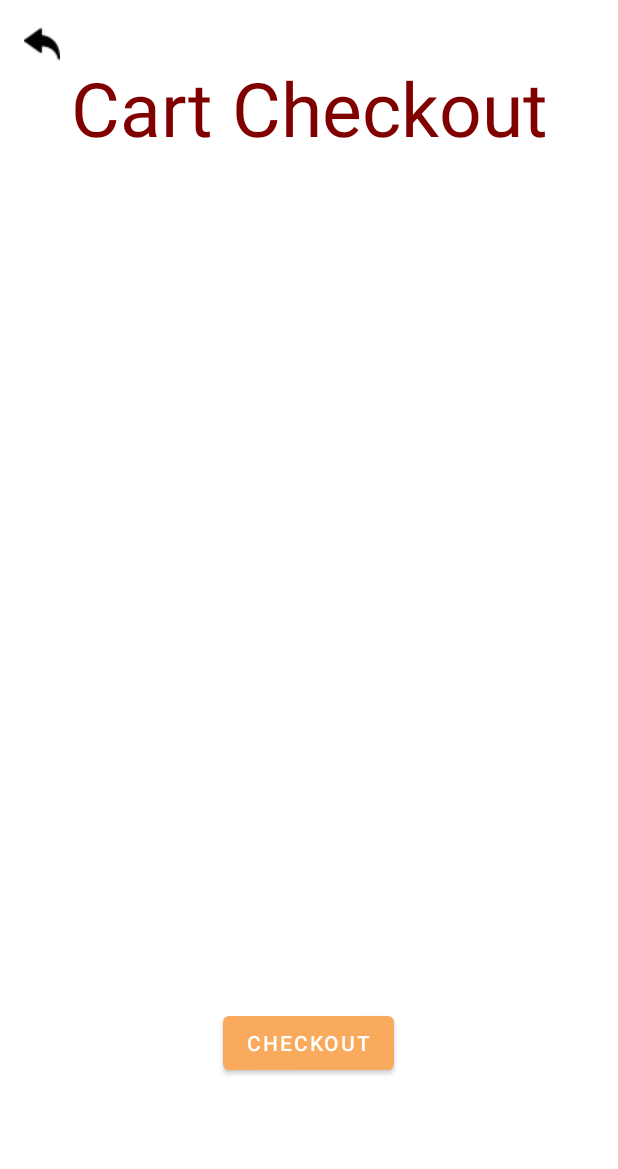
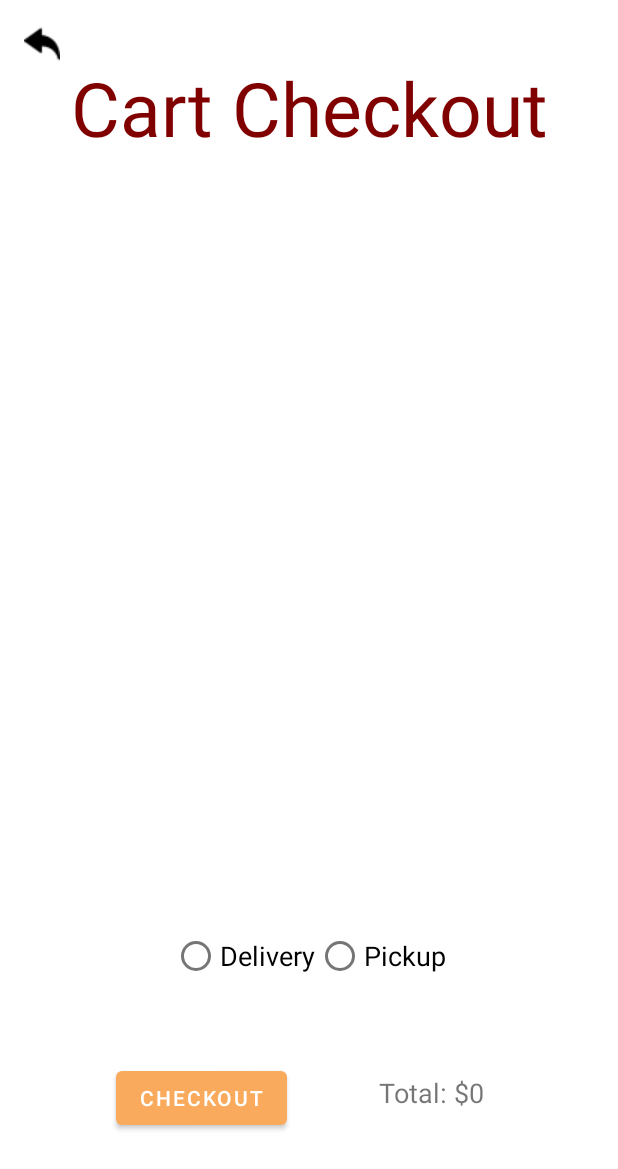
Before and after one commit to Mhmdbaba/CSC599_Dekanji, an Android app: the Cart screen opened directly, with no data from a screen before it, on a phone screen of 412 x 824 dp. Shown: the top 1169 px of the screen. Run offline under Robolectric (Android 15) with nearby library versions, the phone set to English and light mode, and no system bars; 3 statements that could not run were skipped.

Commit message:
commit 53

```diff
--- a/app/src/main/java/com/example/dekanji/Cart.java
+++ b/app/src/main/java/com/example/dekanji/Cart.java
@@ -9,6 +9,8 @@ import android.os.Bundle;
 import android.view.View;
 import android.widget.ArrayAdapter;
 import android.widget.Button;
+import android.widget.RadioButton;
+import android.widget.RadioGroup;
 import android.widget.TextView;
 import android.widget.Toast;
 
@@ -20,8 +22,10 @@ public class Cart extends AppCompatActivity implements MyAdapterSD.OnNoteListene
     RecyclerView cartView;
     MyAdapterSD myAdapterSD;
 
-    TextView tv_emptyCart;
+    TextView tv_emptyCart, tv_total;
     Button btn_checkout;
+    RadioGroup rg_method;
+    RadioButton checked_rb;
 
 
     @Override
@@ -30,16 +34,27 @@ public class Cart extends AppCompatActivity implements MyAdapterSD.OnNoteListene
         setContentView(R.layout.activity_cart);
         tv_emptyCart = findViewById(R.id.tv_emptyCart);
         btn_checkout = findViewById(R.id.btn_checkout);
+        rg_method = findViewById(R.id.rg_orderMethod);
+        tv_total = findViewById(R.id.tv_total);
+
 
         //get products selected by the buyer
         cart = (ArrayList<Products>) getIntent().getSerializableExtra("productsList");
         if (cart.isEmpty()) {
             tv_emptyCart.setVisibility(View.VISIBLE);
             btn_checkout.setVisibility(View.INVISIBLE);
+            rg_method.setVisibility(View.GONE);
         }
         else {
             tv_emptyCart.setVisibility(View.GONE);
             btn_checkout.setVisibility(View.VISIBLE);
+            rg_method.setVisibility(View.VISIBLE);
+            int t = 0;
+            for (int i = 0; i < cart.size(); i++) {
+                t += Integer.parseInt(cart.get(i).getPrice());
+            }
+
+            tv_total.setText("Total: $" +t);
         }
 
 //        Toast.makeText(this, cart.get(0).getProductName(), Toast.LENGTH_SHORT).show();
@@ -51,6 +66,16 @@ public class Cart extends AppCompatActivity implements MyAdapterSD.OnNoteListene
         myAdapterSD = new MyAdapterSD(this, cart, this);
         cartView.setAdapter(myAdapterSD);
 
+    }
+
+    public void Button (View view) {
+        Button btn = (Button) view;
+
+        if (btn.getTag().toString().equalsIgnoreCase("checkout")){
+            checked_rb = (RadioButton) findViewById(rg_method.getCheckedRadioButtonId());
+
+            String orderMethod = checked_rb.getText().toString();
+        }
     }
 
     public void ImgButton (View view) {
--- /dev/null
+++ b/app/src/main/java/com/example/dekanji/Order.java
@@ -0,0 +1,4 @@
+package com.example.dekanji;
+
+public class Order {
+}
--- a/app/src/main/java/com/example/dekanji/StoreDisplay.java
+++ b/app/src/main/java/com/example/dekanji/StoreDisplay.java
@@ -128,10 +128,7 @@ public class StoreDisplay extends AppCompatActivity implements MyAdapterSD.OnNot
     @Override
     public void onNoteClick(int position) { //see what will happen
         Products p = arrayList.get(position);
-        Toast.makeText(this, p.getProductName(), Toast.LENGTH_SHORT).show();
+        Toast.makeText(this, "Added to cart: " + p.getProductName(), Toast.LENGTH_SHORT).show();
         CartList.add(p);
-//        Intent intent = new Intent(this, ItemDisplay.class);
-//        intent.putExtra("EDIT",p);
-//        startActivity(intent);
     }
 }
--- a/app/src/main/res/layout/activity_cart.xml
+++ b/app/src/main/res/layout/activity_cart.xml
@@ -54,16 +54,56 @@
         app:layout_constraintTop_toTopOf="parent"
         app:layout_constraintVertical_bias="0.398" />
 
+    <RadioGroup
+        android:id="@+id/rg_orderMethod"
+        android:layout_width="wrap_content"
+        android:layout_height="wrap_content"
+        android:orientation="horizontal"
+        app:layout_constraintBottom_toBottomOf="parent"
+        app:layout_constraintEnd_toEndOf="parent"
+        app:layout_constraintStart_toStartOf="parent"
+        app:layout_constraintTop_toTopOf="parent"
+        app:layout_constraintVertical_bias="0.79">
+
+        <RadioButton
+            android:id="@+id/rb_delivery"
+            android:layout_width="wrap_content"
+            android:layout_height="wrap_content"
+            android:text="Delivery"
+            android:textSize="18dp"/>
+
+        <RadioButton
+            android:id="@+id/rb_pickup"
+            android:layout_width="wrap_content"
+            android:layout_height="wrap_content"
+            android:text="Pickup"
+            android:textSize="18dp"/>
+    </RadioGroup>
+
     <Button
         android:id="@+id/btn_checkout"
         android:layout_width="wrap_content"
         android:layout_height="wrap_content"
+        android:onClick="Button"
+        android:tag="checkout"
         android:text="Checkout"
         app:layout_constraintBottom_toBottomOf="parent"
         app:layout_constraintEnd_toEndOf="parent"
-        app:layout_constraintHorizontal_bias="0.498"
+        app:layout_constraintHorizontal_bias="0.259"
         app:layout_constraintStart_toStartOf="parent"
         app:layout_constraintTop_toTopOf="parent"
-        app:layout_constraintVertical_bias="0.865" />
+        app:layout_constraintVertical_bias="0.912" />
+
+    <TextView
+        android:id="@+id/tv_total"
+        android:layout_width="wrap_content"
+        android:layout_height="wrap_content"
+        android:textSize="18dp"
+        app:layout_constraintBottom_toBottomOf="parent"
+        app:layout_constraintEnd_toEndOf="parent"
+        app:layout_constraintHorizontal_bias="0.739"
+        app:layout_constraintStart_toStartOf="parent"
+        app:layout_constraintTop_toTopOf="parent"
+        app:layout_constraintVertical_bias="0.896" />
 
 </androidx.constraintlayout.widget.ConstraintLayout>
```
